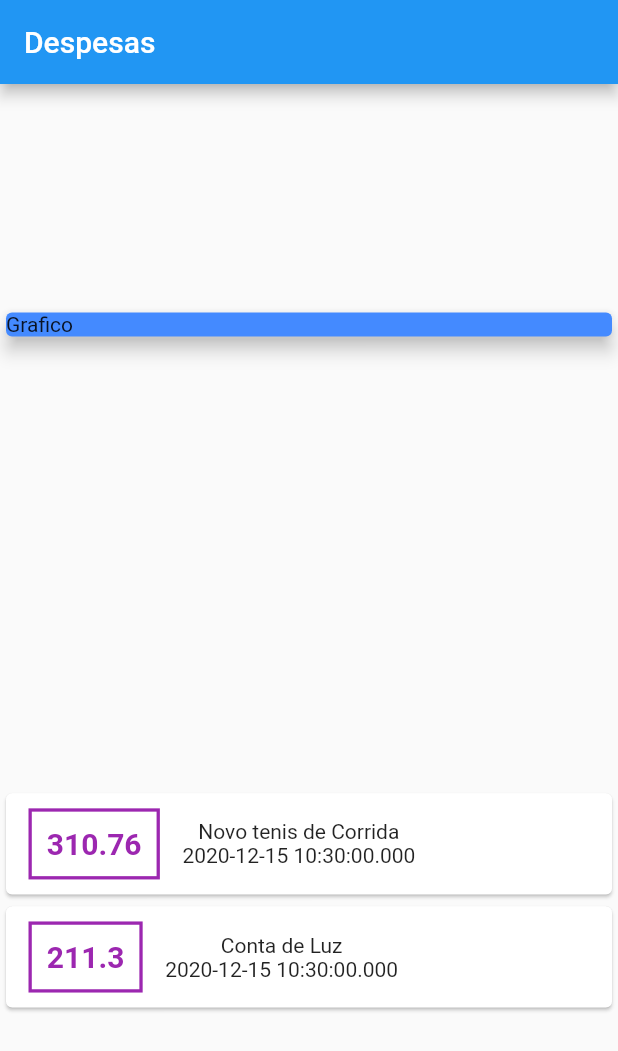
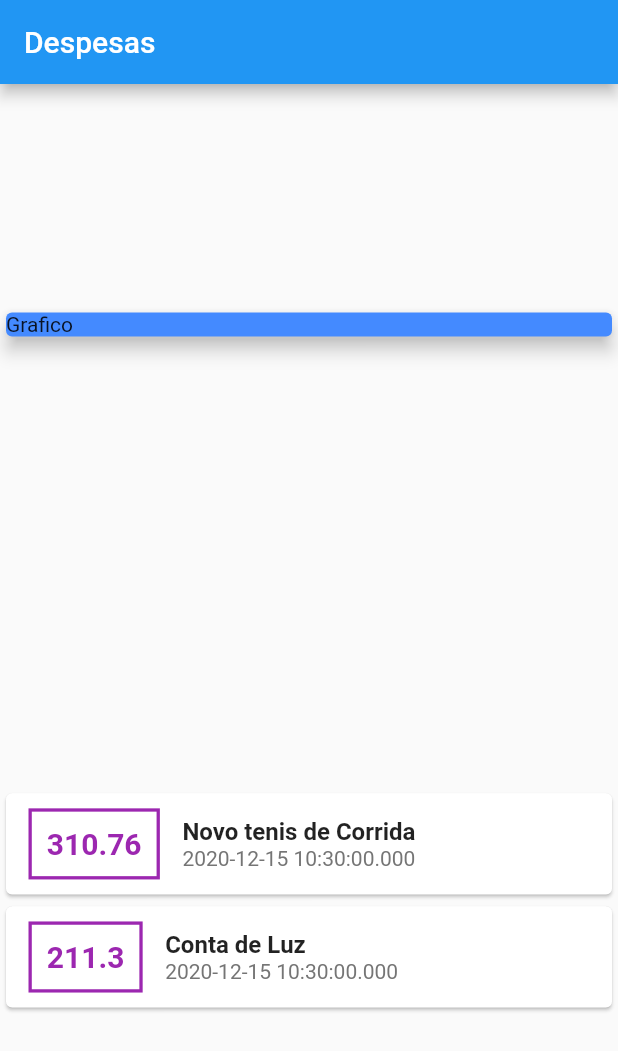
Before and after one commit to ravi2612/contabilidadePessoal, a Flutter app: the screen it shows after launch, on a phone screen of 412 x 824 dp. Shown: the top 1051 px of the screen. Run offline on Flutter 3.47's test engine with Material 2 defaults, Android fonts, the phone set to English and light mode, and no system bars.

Commit message:
Text_Style

```diff
--- a/lib/main.dart
+++ b/lib/main.dart
@@ -64,7 +64,6 @@ class MyHomePage extends StatelessWidget {
                         ),
                         padding: EdgeInsets.all(10),
                         child: Text(
-
                           tr.value.toString(),
                           style: TextStyle(
                             fontWeight: FontWeight.bold,
@@ -74,9 +73,24 @@ class MyHomePage extends StatelessWidget {
                         ),
                       ),
                       Column(
+                        crossAxisAlignment: CrossAxisAlignment.start,
                         children: [
-                          Text(tr.title),
-                          Text(tr.date.toString()),
+                          Text(
+                            tr.title,
+                            style: TextStyle(
+                              fontWeight: FontWeight.bold,
+                              fontSize: 16,
+                            ),
+                            ),
+                          Text(
+                            tr.date.toString(),
+                            style: TextStyle(
+                              color: Colors.grey[600],
+                            ),
+
+
+
+                            ),
                         ],
                       )
                     ],
```
